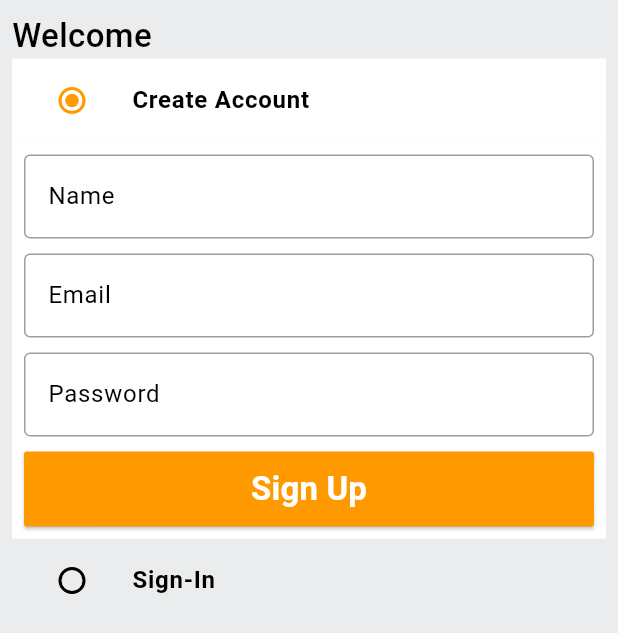
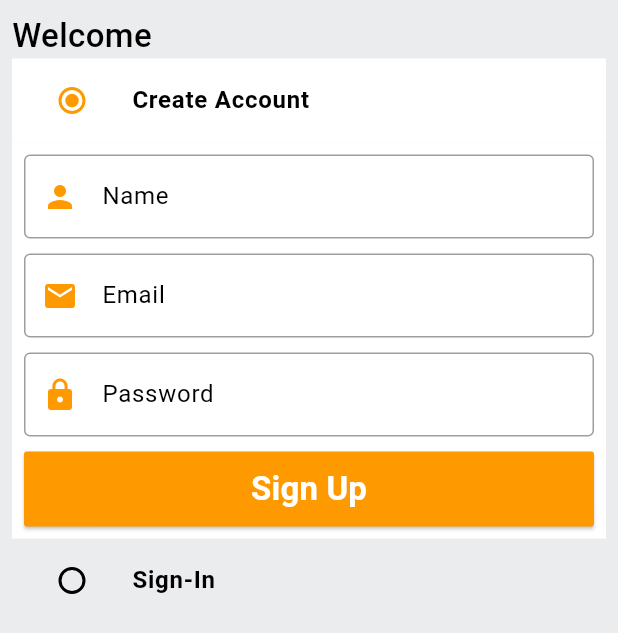
Before and after one commit to Veerendravikas04/Amazon, a Flutter app: the screen it shows after launch, on a phone screen of 412 x 824 dp. Shown: the top 633 px of the screen. Run offline on Flutter 3.47's test engine with Material 3 defaults, Android fonts, the phone set to English and light mode, and no system bars.

Commit message:
commiting the new files textfield and authscreen

```diff
--- a/lib/common/widgets/custom_textfield.dart
+++ b/lib/common/widgets/custom_textfield.dart
@@ -1,14 +1,18 @@
+import 'package:amazon/constants/global_variables.dart';
 import 'package:flutter/material.dart';
 
 class CustomTextField extends StatelessWidget {
   final TextEditingController controller;
   final String hintText;
   final int maxLines;
+  final IconData? leadingIcon;
+
   const CustomTextField({
     Key? key,
     required this.controller,
     required this.hintText,
     this.maxLines = 1,
+    this.leadingIcon,
   }) : super(key: key);
 
   @override
@@ -16,15 +20,24 @@ class CustomTextField extends StatelessWidget {
     return TextFormField(
       controller: controller,
       decoration: InputDecoration(
-          hintText: hintText,
-          border: const OutlineInputBorder(
-              borderSide: BorderSide(
+        hintText: hintText,
+        border: const OutlineInputBorder(
+          borderSide: BorderSide(
             color: Colors.black38,
-          )),
-          enabledBorder: const OutlineInputBorder(
-              borderSide: BorderSide(
+          ),
+        ),
+        enabledBorder: const OutlineInputBorder(
+          borderSide: BorderSide(
             color: Colors.black38,
-          ))),
+          ),
+        ),
+        prefixIcon: leadingIcon != null
+            ? Icon(
+                leadingIcon,
+                color: GlobalVariables.secondaryColor,
+              )
+            : null,
+      ),
       validator: (val) {
         if (val == null || val.isEmpty) {
           return 'Enter your $hintText';
--- a/lib/features/auth/screens/auth_screen.dart
+++ b/lib/features/auth/screens/auth_screen.dart
@@ -25,8 +25,6 @@ class _AuthScreenState extends State<AuthScreen> {
   final TextEditingController _nameController = TextEditingController();
   final TextEditingController _emailController = TextEditingController();
   final TextEditingController _passwordController = TextEditingController();
-
-
 
   @override
   void dispose() {
@@ -92,18 +90,24 @@ class _AuthScreenState extends State<AuthScreen> {
                     child: Column(
                       children: [
                         CustomTextField(
-                            controller: _nameController, hintText: "Name"),
+                          controller: _nameController,
+                          hintText: "Name",
+                          leadingIcon: Icons.person,
+                        ),
                         const SizedBox(
                           height: 10,
                         ),
                         CustomTextField(
-                            controller: _emailController, hintText: "Email"),
+                            controller: _emailController,
+                            hintText: "Email",
+                            leadingIcon: Icons.email),
                         const SizedBox(
                           height: 10,
                         ),
                         CustomTextField(
                             controller: _passwordController,
-                            hintText: "Password"),
+                            hintText: "Password",
+                            leadingIcon: Icons.lock),
                         const SizedBox(
                           height: 10,
                         ),
@@ -154,13 +158,16 @@ class _AuthScreenState extends State<AuthScreen> {
                         //   height: 10,
                         // ),
                         CustomTextField(
-                            controller: _emailController, hintText: "Email"),
+                            controller: _emailController,
+                            hintText: "Email",
+                            leadingIcon: Icons.email),
                         const SizedBox(
                           height: 10,
                         ),
                         CustomTextField(
                             controller: _passwordController,
-                            hintText: "Password"),
+                            hintText: "Password",
+                            leadingIcon: Icons.lock),
                         const SizedBox(
                           height: 10,
                         ),
```
